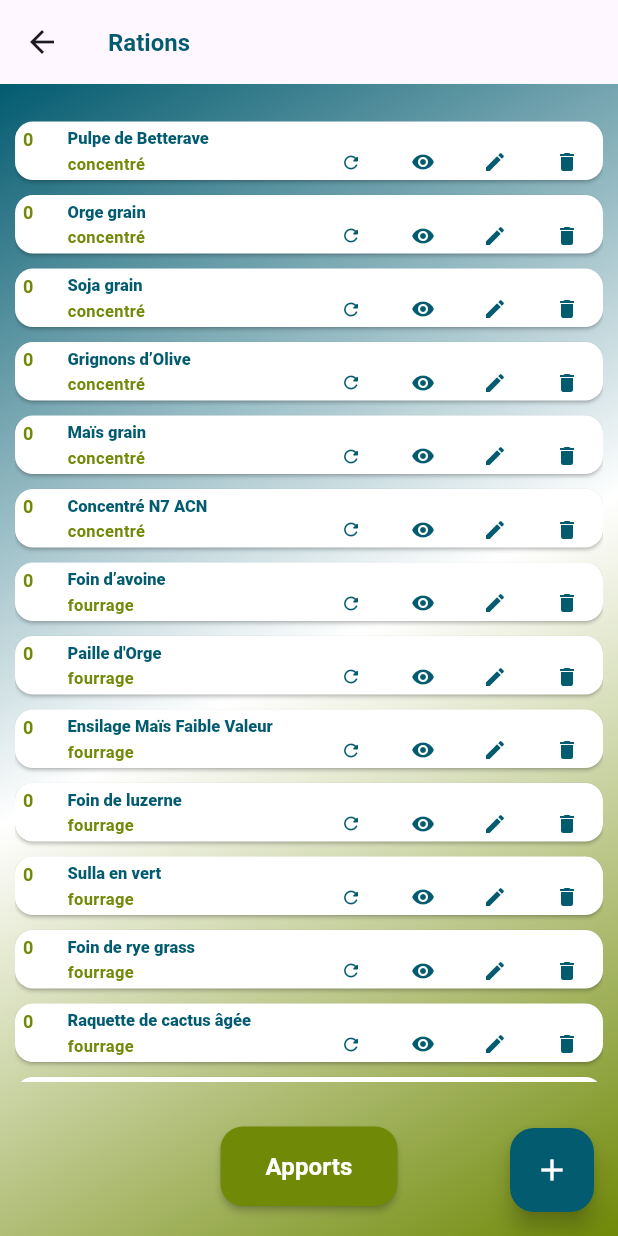
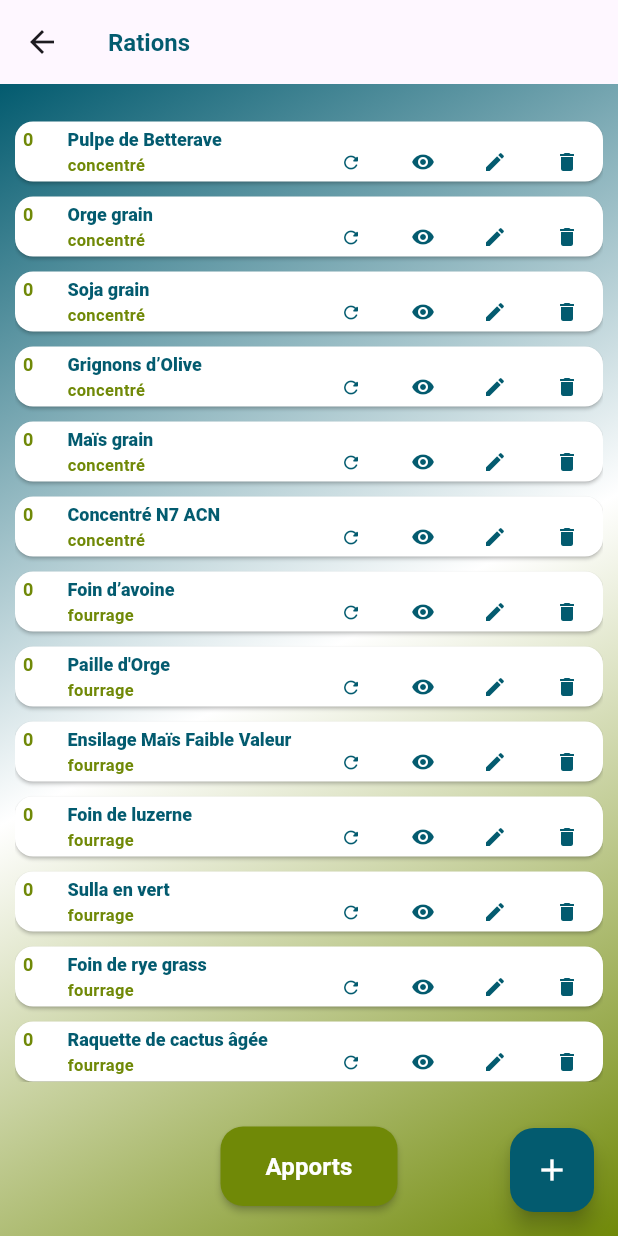
Before and after one commit to wiem-23/Bagraty-Application, a Flutter app: the Listenourritures screen opened directly with empty values, on a phone screen of 412 x 824 dp. Run offline on Flutter 3.47's test engine with Material 3 defaults, Android fonts, the phone set to English and light mode, and no system bars; our stand-ins replace flip_card, sqflite, sqflite_common_ffi; accounts and stored records are empty.

Commit message:
version arabe + version française

```diff
--- a/lib/Bagraty/ListeNourritures.dart
+++ b/lib/Bagraty/ListeNourritures.dart
@@ -204,7 +204,6 @@ class _ListenourrituresState extends State<Listenourritures> {
     setState(() {
       _nourritures = data;
       _isLoading = false;
-
     });
   }
 
@@ -502,9 +501,9 @@ class _ListenourrituresState extends State<Listenourritures> {
         nom_n: _nomController.text,
         ms_n: double.parse(_msController.text),
         ufl_n: double.parse(_uflController.text),
-        pdin_n: int.parse(_pdinController.text),
-        pdie_n: int.parse(_pdieController.text),
-        ndf_n: int.parse(_ndfController.text),
+        pdin_n: double.parse(_pdinController.text),
+        pdie_n: double.parse(_pdieController.text),
+        ndf_n: double.parse(_ndfController.text),
         quantite: 0);
 
     _refreshNourritures();
@@ -586,17 +585,27 @@ class _ListenourrituresState extends State<Listenourritures> {
                             minTileHeight: 2,
                             minVerticalPadding: 3,
                             horizontalTitleGap: 0,
-                            title: SizedBox(
-                                child: Text(
-                              maxLines: 1,
-                              textAlign: TextAlign.start,
-                              _nourritures[index]['nom_n'].toString(),
-                              style: TextStyle(
-                                  letterSpacing: 0.001,
-                                  color: Color(0XFF035B6F),
-                                  fontWeight: FontWeight.w800,
-                                  fontSize: 11),
-                            )),
+                            title:   _nourritures[index]['nom_n'] == null
+                                ? Text(
+                                    _nourritures[index]['nom_ar'],
+                                    maxLines: 1,
+                                    textAlign: TextAlign.start,
+                                    style: const TextStyle(
+                                        letterSpacing: 0.001,
+                                        color: Color(0XFF035B6F),
+                                        fontWeight: FontWeight.w900,
+                                        fontSize: 12),
+                                  )
+                                : Text(
+                                    _nourritures[index]['nom_n'],
+                                    maxLines: 1,
+                                    textAlign: TextAlign.start,
+                                    style: const TextStyle(
+                                        letterSpacing: 0.001,
+                                        color: Color(0XFF035B6F),
+                                        fontWeight: FontWeight.w900,
+                                        fontSize: 12),
+                                  ),
                             subtitle:
                                 Text(_nourritures[index]['motif_n'].toString(),
                                     style: const TextStyle(
--- a/lib/Bagraty/sqlHelper.dart
+++ b/lib/Bagraty/sqlHelper.dart
@@ -326,10 +326,10 @@
     required String nom_ar,
     required double ms_n,
     required double ufl_n,
-    required int pdin_n,
-    required int pdie_n,
-    required int ndf_n,
-    required int quantite,
+    required double pdin_n,
+    required double pdie_n,
+    required double ndf_n,
+    required double quantite,
   }) async {
     final db = await SQLHelper().db();
 
@@ -355,10 +355,10 @@
     required String nom_n,
     required double ms_n,
     required double ufl_n,
-    required int pdin_n,
-    required int pdie_n,
-    required int ndf_n,
-    required int quantite,
+    required double pdin_n,
+    required double pdie_n,
+    required double ndf_n,
+    required double quantite,
   }) async {
     final db = await SQLHelper().db();
 
@@ -513,6 +513,27 @@
   static Future<List<Map<String, dynamic>>> getItems() async {
     final db = await SQLHelper().db();
     return db.query('Nourriture', orderBy: "motif_n");
+  }
+
+  static Future<List<Map<String, dynamic>>> getNoms() async {
+    final db = await SQLHelper().db();
+
+    return db.rawQuery("SELECT nom_n, nom_ar FROM Nourriture ");
+  }
+
+  static Future<String?> checkNom() async {
+    List L = await SQLHelper.getNoms();
+    String NomFinal = "vide";
+    L.toList();
+    for (var listeNoms in L.toList()) {
+      if (listeNoms['nom_n'] == null || listeNoms['nom_n'] == "") {
+        NomFinal = listeNoms['nom_ar'];
+      } else {
+        NomFinal = listeNoms['nom_n'];
+      }
+    }
+
+    return NomFinal;
   }
 
   static Future<List<Map<String, dynamic>>> getAllExp() async {
```
Also changed, not shown: lib/BagratyArabic/ListeNourrituresAR.dart (+20 -8 lines).
